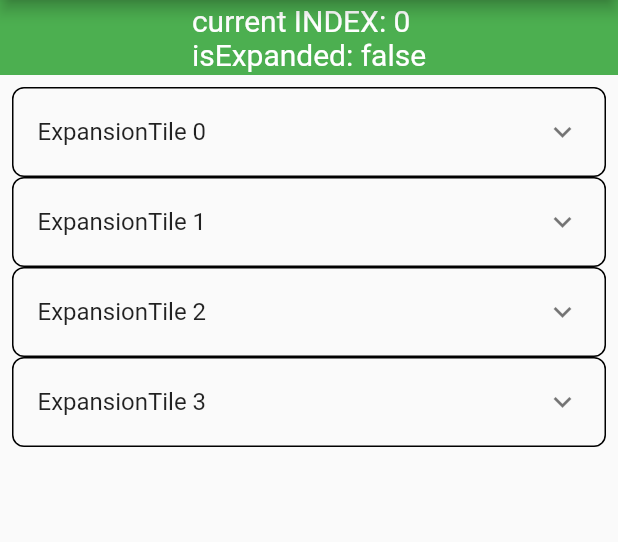
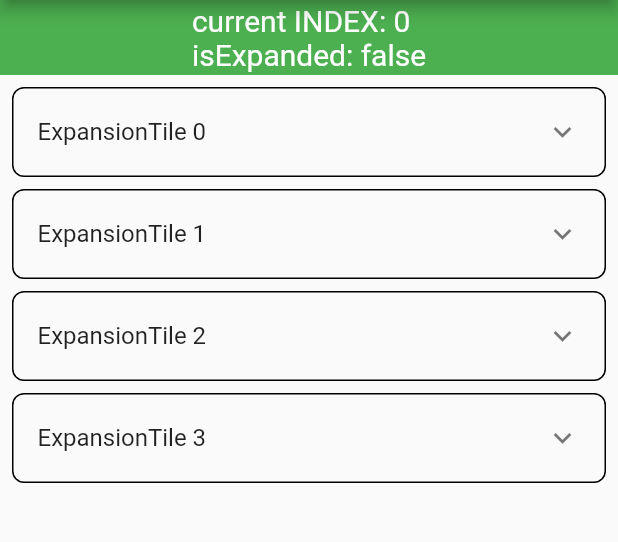
Before and after one commit to congthanhng/Expansion-Tile-Group, a Flutter app: the screen it shows after launch, after a tap on "ExpansionTile 0", on a phone screen of 412 x 824 dp, the part 84-626 px from its top. Run offline on Flutter 3.47's test engine with Material 2 defaults, Android fonts, the light colour scheme and no system bars.

Commit message:
Adding gap between items

```diff
--- a/example/lib/main.dart
+++ b/example/lib/main.dart
@@ -46,6 +46,7 @@ class _MyAppState extends State<MyApp> {
                padding: const EdgeInsets.all(8.0),
               child: ExpansionTileGroup(
                 toggleType: ToggleType.expandOnlyCurrent,
+                spaceBetweenItem: 8,
                 onExpansionItemChanged: (index, isExpanded) {
                   setState(() {
                     currentItem = index;
--- a/lib/src/expansion_tile_group.dart
+++ b/lib/src/expansion_tile_group.dart
@@ -6,11 +6,15 @@ class ExpansionTileGroup extends StatefulWidget {
       {Key? key,
       required this.children,
       this.toggleType = ToggleType.none,
-      this.onExpansionItemChanged})
-      : super(key: key);
+      this.onExpansionItemChanged,
+      this.spaceBetweenItem = 0.0})
+      : assert(spaceBetweenItem >= 0.0,
+            'Error: Please set the spaceBetweenItem of ExpansionTileGroup must be >= 0'),
+        super(key: key);
   final List<ExpansionTileItem> children;
   final ToggleType toggleType;
   final Function(int, bool)? onExpansionItemChanged;
+  final double spaceBetweenItem;
 
   @override
   State<ExpansionTileGroup> createState() => _ExpansionTileGroupState();
@@ -21,63 +25,6 @@ class _ExpansionTileGroupState extends State<ExpansionTileGroup> {
   late final List<ExpansionTileItem> expansionChildren;
 
   bool _isGroupTransforming = false;
-
-  void _updateExpandedForAccordions(
-      int index, bool isExpanded, bool defaultState) {
-    switch (widget.toggleType) {
-      case ToggleType.expandOnlyCurrent:
-        _onExpandOne(index, isExpanded, defaultState);
-        break;
-      case ToggleType.collapseAll:
-        _onCollapseAll(index, isExpanded, defaultState);
-        break;
-      case ToggleType.expandAll:
-        _onExpandAll(index, isExpanded, defaultState);
-        break;
-      case ToggleType.none:
-        break;
-    }
-  }
-
-  void _onExpandOne(int index, bool isExpanded, bool defaultState) {
-    _isGroupTransforming = true;
-    if (isExpanded) {
-      expansionTileKeys[index].currentState?.expand();
-    } else {
-      expansionTileKeys[index].currentState?.collapse();
-    }
-    for (int i = 0; i < expansionTileKeys.length; i++) {
-      if (i != index) {
-        if (defaultState) {
-          expansionTileKeys[i].currentState?.expand();
-        } else {
-          expansionTileKeys[i].currentState?.collapse();
-        }
-      }
-    }
-    _isGroupTransforming = false;
-  }
-
-  void _onCollapseAll(int index, bool isExpanded, bool defaultState) {
-    _isGroupTransforming = true;
-    if (!isExpanded) {
-      for (int i = 0; i < expansionTileKeys.length; i++) {
-        expansionTileKeys[i].currentState?.collapse();
-      }
-    }
-    _isGroupTransforming = false;
-  }
-
-  //todo create abtract class to handle
-  void _onExpandAll(int index, bool isExpanded, bool defaultState) {
-    _isGroupTransforming = true;
-    if (isExpanded) {
-      for (int i = 0; i < expansionTileKeys.length; i++) {
-        expansionTileKeys[i].currentState?.expand();
-      }
-    }
-    _isGroupTransforming = false;
-  }
 
   @override
   void initState() {
@@ -99,7 +46,79 @@ class _ExpansionTileGroupState extends State<ExpansionTileGroup> {
   @override
   Widget build(BuildContext context) {
     return Column(
-      children: [...expansionChildren],
+      children: [...getChildrenToShown()],
     );
   }
+
+  List<Widget> getChildrenToShown() {
+    var result = <Widget>[];
+    for (var item in expansionChildren) {
+      result.add(item);
+      if (expansionChildren.last != item) {
+        result.add(SizedBox(
+          height: widget.spaceBetweenItem,
+        ));
+      }
+    }
+    return result;
+  }
+
+  void _updateExpandedForAccordions(
+      int index, bool isExpanded, bool defaultState) {
+    switch (widget.toggleType) {
+      case ToggleType.expandOnlyCurrent:
+        _onExpandOne(index, isExpanded, defaultState);
+        break;
+      case ToggleType.collapseAll:
+        _onCollapseAll(index, isExpanded, defaultState);
+        break;
+      case ToggleType.expandAll:
+        _onExpandAll(index, isExpanded, defaultState);
+        break;
+      case ToggleType.none:
+        break;
+    }
+  }
+
+  //todo create abstract class to handle action
+  void _onExpandOne(int index, bool isExpanded, bool defaultState) {
+    _isGroupTransforming = true;
+    if (isExpanded) {
+      expansionTileKeys[index].currentState?.expand();
+    } else {
+      expansionTileKeys[index].currentState?.collapse();
+    }
+    for (int i = 0; i < expansionTileKeys.length; i++) {
+      if (i != index) {
+        if (defaultState) {
+          expansionTileKeys[i].currentState?.expand();
+        } else {
+          expansionTileKeys[i].currentState?.collapse();
+        }
+      }
+    }
+    _isGroupTransforming = false;
+  }
+
+  //todo create abstract class to handle action
+  void _onCollapseAll(int index, bool isExpanded, bool defaultState) {
+    _isGroupTransforming = true;
+    if (!isExpanded) {
+      for (int i = 0; i < expansionTileKeys.length; i++) {
+        expansionTileKeys[i].currentState?.collapse();
+      }
+    }
+    _isGroupTransforming = false;
+  }
+
+  //todo create abstract class to handle action
+  void _onExpandAll(int index, bool isExpanded, bool defaultState) {
+    _isGroupTransforming = true;
+    if (isExpanded) {
+      for (int i = 0; i < expansionTileKeys.length; i++) {
+        expansionTileKeys[i].currentState?.expand();
+      }
+    }
+    _isGroupTransforming = false;
+  }
 }
```
